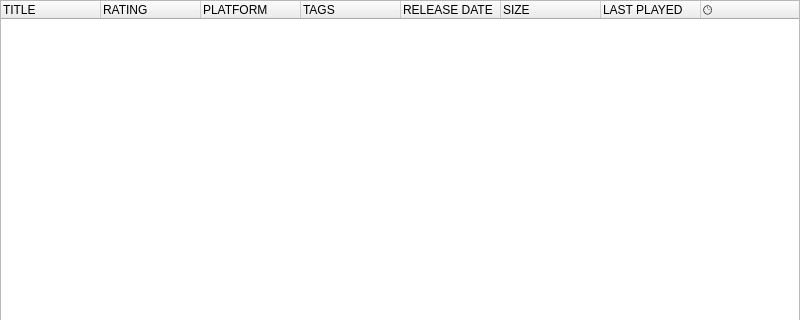
Above: pages/ownedgamespage.ui from pamugk/nebulae-qt before the change; both pictures show x 0 to 800 and y 0 to 320 of the 800 by 600 pixel window. Below: the same form after it.
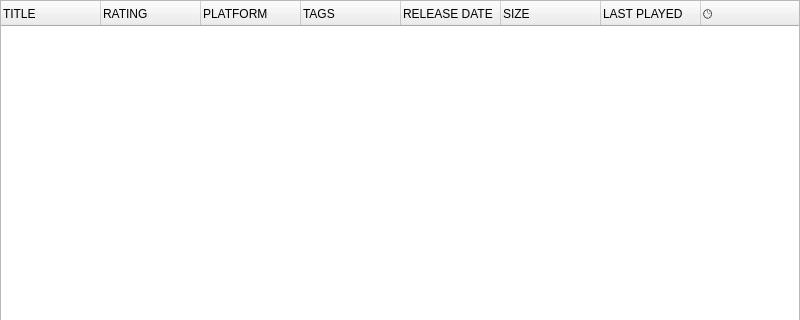
That is the form after the change. The open tabs and pages were chosen to show the change. Icons and pictures are not drawn.

Diff of the .ui file:
```diff
--- a/pages/ownedgamespage.ui
+++ b/pages/ownedgamespage.ui
@@ -289,7 +289,7 @@
              </column>
              <column>
               <property name="text">
-               <string>ACHIEVEMENTS %</string>
+               <string>🏆</string>
               </property>
              </column>
             </widget>
```
